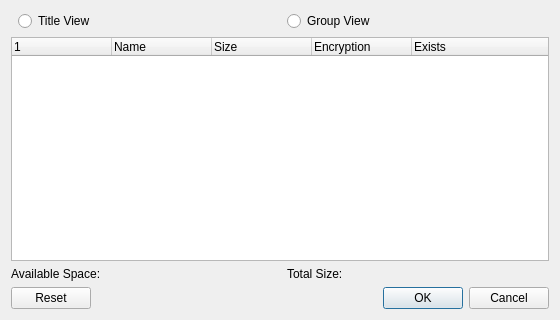
Old version of the form src/frontend/import_dialog.ui in the repository zhaowenlan1779/threeSD.
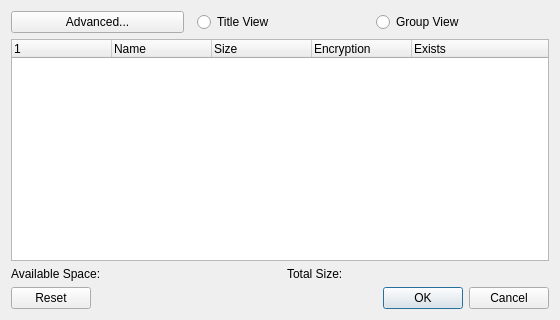
New version of the form.

Commit message: Added 'Advanced...' menu with batch dumping cxi/cia

The edit to the form file:
```diff
--- a/src/frontend/import_dialog.ui
+++ b/src/frontend/import_dialog.ui
@@ -16,6 +16,13 @@
   <layout class="QVBoxLayout">
    <item>
     <layout class="QHBoxLayout">
+     <item>
+      <widget class="QPushButton" name="advanced_button">
+       <property name="text">
+        <string>Advanced...</string>
+       </property>
+      </widget>
+     </item>
      <item>
       <spacer>
        <property name="orientation">
```
The commit also changes 4 other files.
